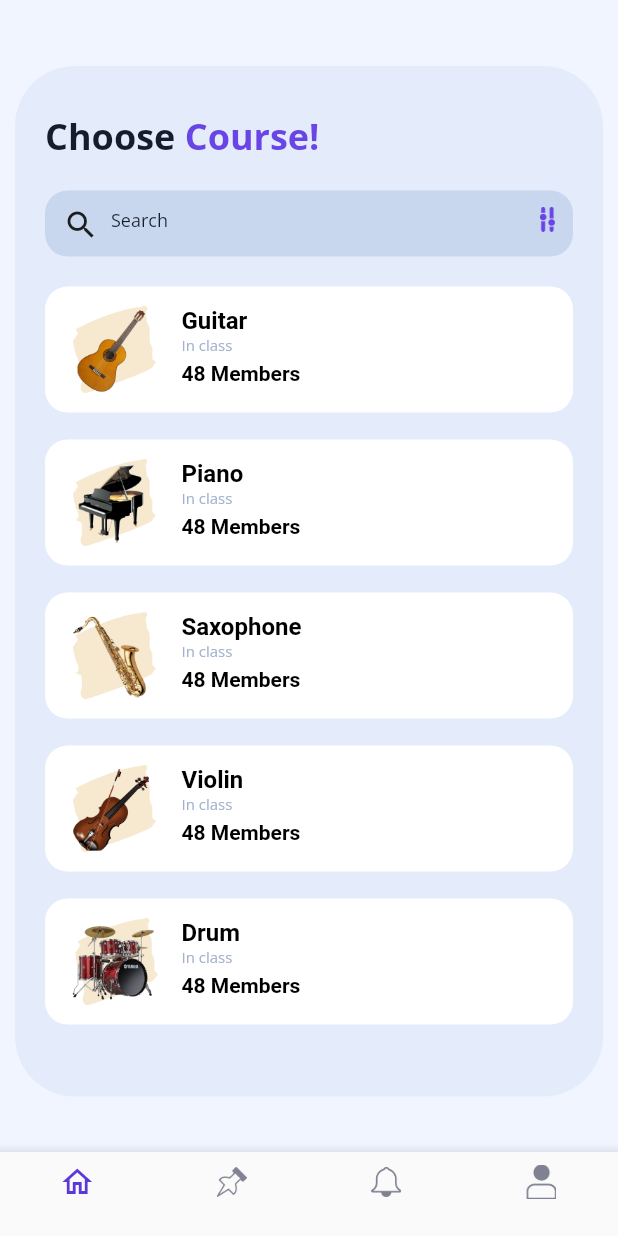
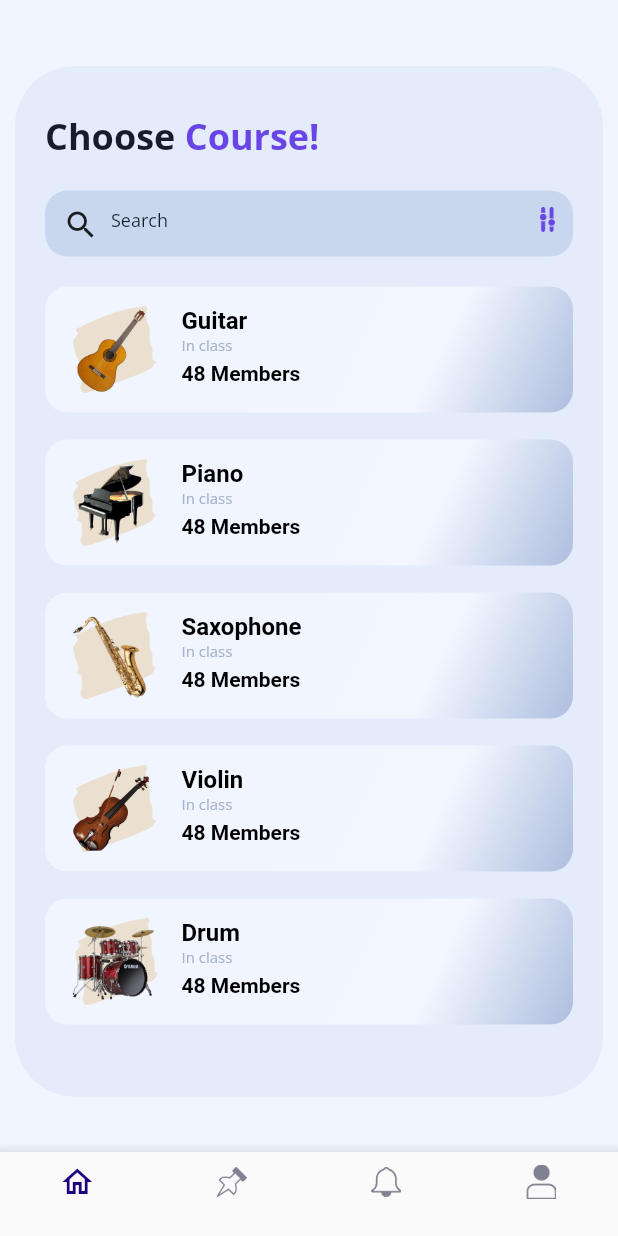
Before and after one commit to KYKY62/KYKY62.github.io, a Flutter app: the screen it shows after launch, after a tap on "Login", on a phone screen of 412 x 824 dp. Run offline on Flutter 3.47's test engine with Material 2 defaults, Android fonts, the phone set to English and light mode, and no system bars; our stand-ins replace google_fonts.

Commit message:
Perubahaan Warna

```diff
--- a/music app/music_app/lib/page/front_page.dart
+++ b/music app/music_app/lib/page/front_page.dart
@@ -88,6 +88,14 @@ class FrontPage extends StatelessWidget {
               height: 57,
               decoration: BoxDecoration(
                 borderRadius: BorderRadius.circular(20),
+                boxShadow: [
+                  BoxShadow(
+                    color: Color(0xffCDDCF6),
+                    spreadRadius: 1,
+                    blurRadius: 80,
+                    offset: Offset(0, 30),
+                  )
+                ],
                 gradient: LinearGradient(
                   begin: Alignment.topRight,
                   end: Alignment.bottomLeft,
@@ -122,6 +130,14 @@ class FrontPage extends StatelessWidget {
               height: 57,
               decoration: BoxDecoration(
                 borderRadius: BorderRadius.circular(20),
+                boxShadow: [
+                  BoxShadow(
+                    color: Color(0xff4624C2),
+                    spreadRadius: 1,
+                    blurRadius: 80,
+                    offset: Offset(0, 30),
+                  ),
+                ],
                 gradient: LinearGradient(
                   begin: Alignment.topRight,
                   end: Alignment.bottomLeft,
@@ -156,6 +172,7 @@ class FrontPage extends StatelessWidget {
                 content(),
                 desc(),
                 button(),
+                SizedBox(height: 40),
               ],
             ),
           ],
--- a/music app/music_app/lib/page/home_page.dart
+++ b/music app/music_app/lib/page/home_page.dart
@@ -108,7 +108,7 @@ class HomePage extends StatelessWidget {
               icon: Icon(
                 Icons.home_outlined,
                 color: pageProvider.currentIndex == 0
-                    ? Color(0xff5B38D8)
+                    ? Color.fromARGB(255, 28, 0, 128)
                     : Color(0xff808191),
               ),
               label: '',
--- a/music app/music_app/lib/widget/course_widget.dart
+++ b/music app/music_app/lib/widget/course_widget.dart
@@ -21,9 +21,16 @@ class CourseWidget extends StatelessWidget {
         vertical: 13,
       ),
       decoration: BoxDecoration(
-        borderRadius: BorderRadius.circular(15),
-        color: Color(0xffffffff),
-      ),
+          borderRadius: BorderRadius.circular(15),
+          gradient: LinearGradient(
+            colors: [
+              Color(0xffF0F5FF),
+              Color(0xffF2F6FF),
+              Color(0xffAEBEDF),
+            ],
+            begin: Alignment.topCenter,
+            end: Alignment.bottomRight,
+          )),
       child: Row(
         crossAxisAlignment: CrossAxisAlignment.start,
         children: [
```
